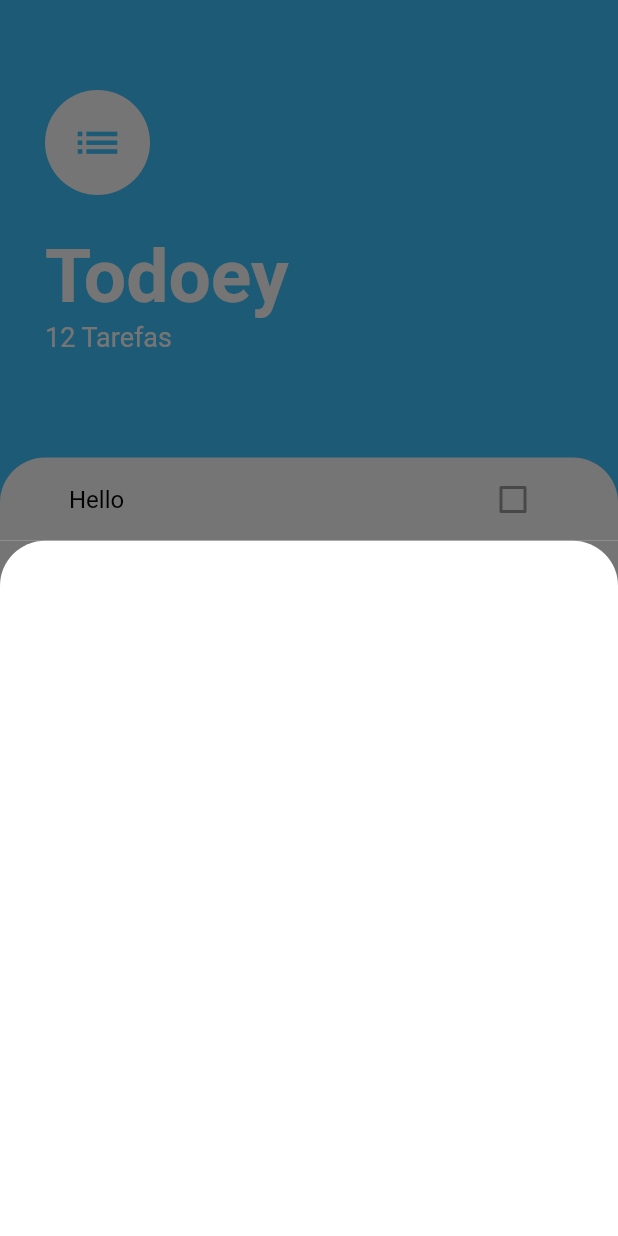
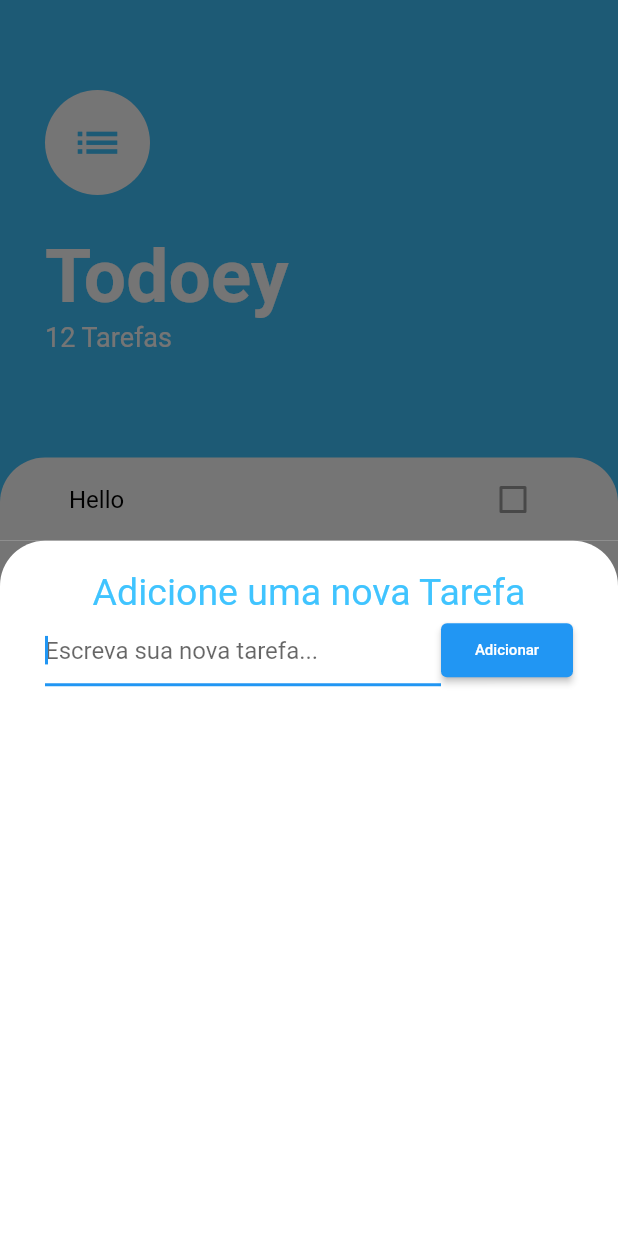
Before and after one commit to luiz-davi/todoey-flutter, a Flutter app: the screen it shows after launch, after a tap on the "add" icon, on a phone screen of 412 x 824 dp. Run offline on Flutter 3.47's test engine with Material 2 defaults, Android fonts, the phone set to English and light mode, and no system bars.

Commit message:
Modelando o bottom shet. Campo onde poderemos adicionar mais tarefas

```diff
--- a/lib/screens/widgets/add_task_screen.dart
+++ b/lib/screens/widgets/add_task_screen.dart
@@ -1,13 +1,26 @@
 // ignore_for_file: prefer_const_constructors
 
 import 'package:flutter/material.dart';
+import 'package:flutter/widgets.dart';
 
-class AddTaskScreen extends StatelessWidget {
+class AddTaskScreen extends StatefulWidget {
+  const AddTaskScreen({Key? key}) : super(key: key);
+
+  @override
+  State<AddTaskScreen> createState() => _AddTaskScreenState();
+}
+
+class _AddTaskScreenState extends State<AddTaskScreen> {
+  final taskMessegeController = TextEditingController();
+
+  late String task = '';
+
   @override
   Widget build(BuildContext context) {
     return Container(
       color: Color(0xff757575),
       child: Container(
+        padding: const EdgeInsets.symmetric(horizontal: 30, vertical: 20),
         decoration: BoxDecoration(
           color: Colors.white,
           borderRadius: BorderRadius.only(
@@ -15,6 +28,49 @@ class AddTaskScreen extends StatelessWidget {
             topLeft: Radius.circular(30),
           ),
         ),
+        child: Column(
+          children: [
+            Text(
+              'Adicione uma nova Tarefa',
+              style: TextStyle(
+                fontSize: 25,
+                color: Colors.lightBlueAccent,
+              ),
+            ),
+            Row(
+              children: [
+                Expanded(
+                  flex: 3,
+                  child: TextField(
+                    controller: taskMessegeController,
+                    autofocus: true,
+                    onChanged: (value) {
+                      task = value;
+                    },
+                    keyboardType: TextInputType.text,
+                    decoration: InputDecoration(
+                      hintText: "Escreva sua nova tarefa...",
+                    ),
+                  ),
+                ),
+                Expanded(
+                  flex: 1,
+                  child: ElevatedButton(
+                    onPressed: () {
+                      taskMessegeController.clear();
+                    },
+                    child: Text(
+                      "Adicionar",
+                      style: TextStyle(
+                        fontSize: 10,
+                      ),
+                    ),
+                  ),
+                ),
+              ],
+            ),
+          ],
+        ),
       ),
     );
   }
```
